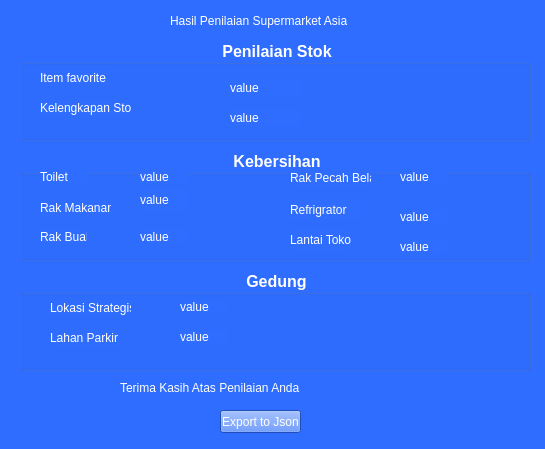
This is result.ui in wahyu-pro/pyqtchallenge5 as Qt 5 draws it before an edit. The edited form follows.
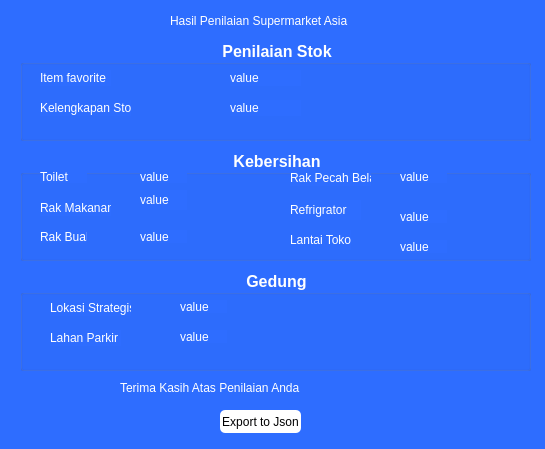
This is the edited form.

Diff of the .ui file:
```diff
--- a/result.ui
+++ b/result.ui
@@ -72,7 +72,7 @@
     <property name="geometry">
      <rect>
       <x>210</x>
-      <y>40</y>
+      <y>30</y>
       <width>71</width>
       <height>16</height>
      </rect>
@@ -85,7 +85,7 @@
     <property name="geometry">
      <rect>
       <x>210</x>
-      <y>70</y>
+      <y>60</y>
       <width>71</width>
       <height>16</height>
      </rect>
@@ -401,7 +401,10 @@
     </rect>
    </property>
    <property name="styleSheet">
-    <string notr="true">color:rgb(255, 255, 255)</string>
+    <string notr="true">color:#000001;
+background-color:#ffffff;
+border-radius:5px;
+padding:2px;</string>
    </property>
    <property name="text">
     <string>Export to Json</string>
```
